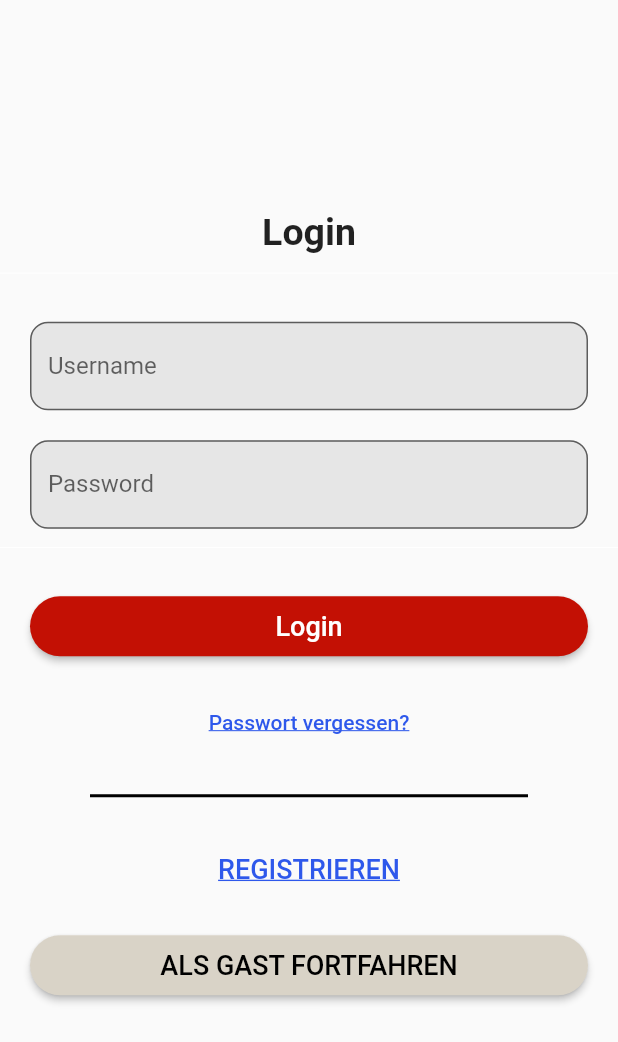
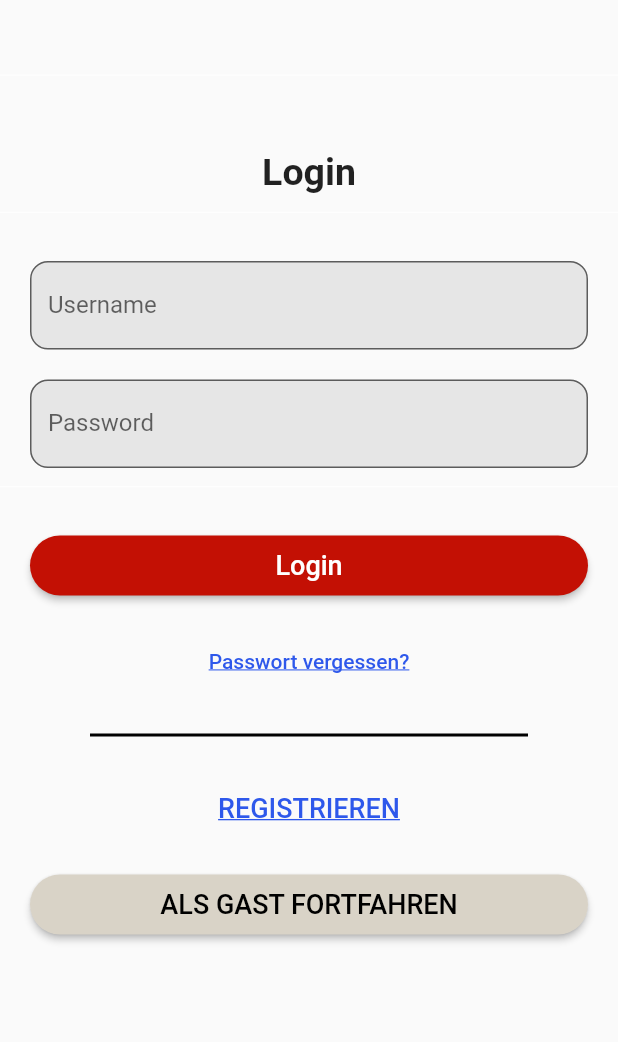
Before and after one commit to hytechat/termino-dev, a Flutter app: the screen it shows after launch, after a tap on "Login", on a phone screen of 412 x 824 dp. Shown: the top 1042 px of the screen. Run offline on Flutter 3.47's test engine with Material 2 defaults, Android fonts, the phone set to English and light mode, and no system bars; our stand-ins replace email_validator, flutter_tts, fluttertoast; missing offline and left inert: syncfusion_flutter_pdfviewer, syncfusion_flutter_pdfviewer_web.

Commit message:
Fixed RenderFlex overflowed pixels on LoginPage

```diff
--- a/frontend/lib/main.dart
+++ b/frontend/lib/main.dart
@@ -1,6 +1,7 @@
 import 'package:flutter/material.dart';
 import 'package:termino_frontend/app.dart';
 import 'package:termino_frontend/pages/pagesGeruest/views/login_page.dart';
+import 'package:termino_frontend/pages/pagesGeruest/views/register_page.dart';
 
 
 void main() {
--- a/frontend/lib/pages/pagesGeruest/views/login_page.dart
+++ b/frontend/lib/pages/pagesGeruest/views/login_page.dart
@@ -37,11 +37,15 @@ class Login extends StatelessWidget {
           primarySwatch: Colors.red,
         ),
         home: Scaffold(
-            body: Center(
+            body: SingleChildScrollView(
           child: Column(
             crossAxisAlignment: CrossAxisAlignment.center,
             mainAxisAlignment: MainAxisAlignment.center,
             children: <Widget>[
+              const Divider(
+                color: Colors.white,
+                height: 100,
+              ),
               Container(
                 child: Column(
                   children: const [
@@ -102,7 +106,11 @@ class Login extends StatelessWidget {
                       minimumSize: const Size.fromHeight(2),
                       shape: const StadiumBorder(),
                     ),
-                    onPressed: () {},
+                    onPressed: () {
+                      Navigator.push(context, MaterialPageRoute(builder: (context) => HomePage()),);
+
+
+                    },
                     child: const Text(
                       "Login",
                       style: TextStyle(color: Colors.white, fontSize: 18),
```
Also changed, not shown: 1 other file.
